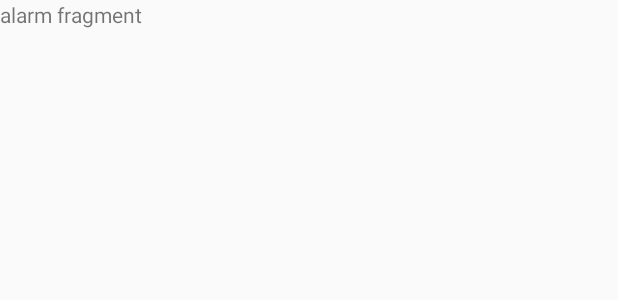
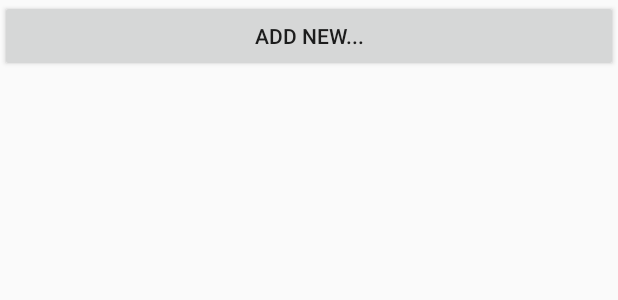
Before and after one commit to pajdal97/Sara, an Android app: the layout fragment_alarm.xml on its own in the app's theme, with its tools: preview values and no code run, on a phone screen of 412 x 824 dp. Shown: the top 300 px of the screen. Run offline under Robolectric (Android 15) with nearby library versions, the phone set to English and light mode, and no system bars.

Commit message:
Added alarm but not working lul

```diff
--- a/Application/app/src/main/res/layout/fragment_alarm.xml
+++ b/Application/app/src/main/res/layout/fragment_alarm.xml
@@ -1,11 +1,20 @@
-<FrameLayout xmlns:android="http://schemas.android.com/apk/res/android"
+<RelativeLayout xmlns:android="http://schemas.android.com/apk/res/android"
     xmlns:tools="http://schemas.android.com/tools"
     android:layout_width="match_parent"
     android:layout_height="match_parent"
     tools:context="com.example.marti.myapplication.AlarmFragment">
 
-    <TextView
+    <Button
+        android:layout_width="match_parent"
+        android:layout_height="wrap_content"
+        android:text="Add new..."
+        android:id="@+id/add_alarm"/>
+
+    <ListView
         android:layout_width="match_parent"
         android:layout_height="match_parent"
-        android:text="alarm fragment" />
-</FrameLayout>
+        android:layout_above="@+id/add_alarm"
+        android:choiceMode="singleChoice"
+        android:id="@+id/alarms"/>
+
+</RelativeLayout>
```
Also changed, not shown: Application/app/src/main/java/com/example/marti/myapplication/AlarmFragment.java (+49 -2 lines).
